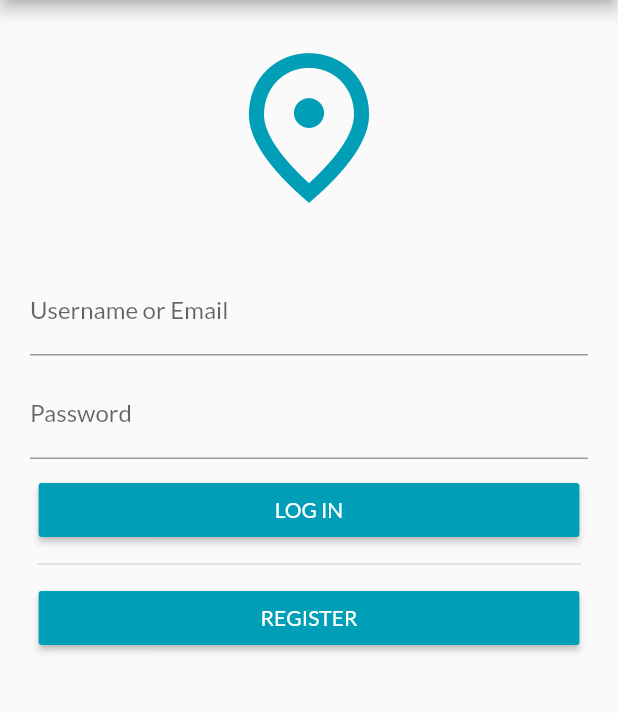
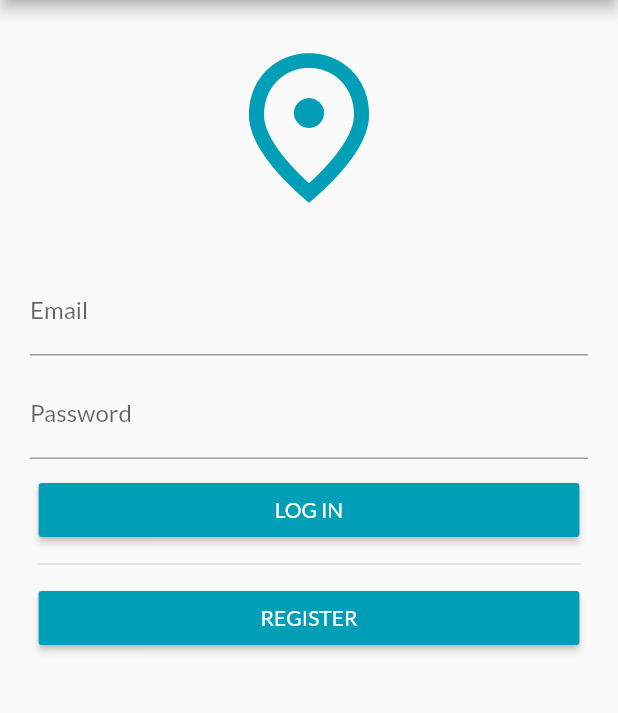
Before and after one commit to MikeGonzaBar/Aplicaciones-Moviles-Proyecto-PinPoint, a Flutter app: the screen it shows after launch, on a phone screen of 412 x 824 dp, the part 84-797 px from its top. Run offline on Flutter 3.47's test engine with Material 2 defaults, Android fonts, the phone set to English and light mode, and no system bars; our stand-ins replace google_fonts.

Commit message:
feat: added register page

```diff
--- a/lib/pages/login.dart
+++ b/lib/pages/login.dart
@@ -1,5 +1,6 @@
 import 'package:flutter/material.dart';
 import 'package:pinpoint/pages/main_page.dart';
+import 'package:pinpoint/pages/register.dart';
 
 class LoginPage extends StatelessWidget {
   const LoginPage({super.key});
@@ -18,8 +19,8 @@ class LoginPage extends StatelessWidget {
           width: MediaQuery.of(context).size.width,
           child: Column(
             children: [
-              Padding(
-                padding: const EdgeInsets.all(25.0),
+              const Padding(
+                padding: EdgeInsets.all(25.0),
                 child: Icon(
                   Icons.place_outlined,
                   color: Color(0xFF009fb7),
@@ -30,10 +31,10 @@ class LoginPage extends StatelessWidget {
                 padding: const EdgeInsets.only(top: 8.0, left: 20, right: 20),
                 child: TextField(
                   controller: usrController,
-                  decoration: InputDecoration(
-                    labelText: "Username or Email",
-                    border: const UnderlineInputBorder(),
-                    focusedBorder: const OutlineInputBorder(),
+                  decoration: const InputDecoration(
+                    labelText: "Email",
+                    border: UnderlineInputBorder(),
+                    focusedBorder: OutlineInputBorder(),
                   ),
                 ),
               ),
@@ -45,10 +46,10 @@ class LoginPage extends StatelessWidget {
                   obscureText: true,
                   enableSuggestions: false,
                   autocorrect: false,
-                  decoration: InputDecoration(
+                  decoration: const InputDecoration(
                     labelText: "Password",
-                    border: const UnderlineInputBorder(),
-                    focusedBorder: const OutlineInputBorder(),
+                    border: UnderlineInputBorder(),
+                    focusedBorder: OutlineInputBorder(),
                   ),
                 ),
               ),
@@ -58,13 +59,13 @@ class LoginPage extends StatelessWidget {
                     ..pop()
                     ..push(
                       MaterialPageRoute(
-                        builder: (context) => MainPage(),
+                        builder: (context) => const MainPage(),
                       ),
                     );
                 },
-                color: Color(0xFF009fb7),
+                color: const Color(0xFF009fb7),
                 minWidth: (MediaQuery.of(context).size.width / 8) * 7,
-                child: Text(
+                child: const Text(
                   "LOG IN",
                   style: TextStyle(color: Colors.white),
                 ),
@@ -78,10 +79,19 @@ class LoginPage extends StatelessWidget {
                 ),
               ),
               MaterialButton(
-                onPressed: () {},
-                color: Color(0xFF009fb7),
+                onPressed: () {
+                  Navigator.of(context)
+                    ..pop()
+                    ..push(
+                      MaterialPageRoute(
+                        builder: (context) => const RegsiterPage(),
+                      ),
+                    );
+                },
+                color: const Color(0xFF009fb7),
                 minWidth: (MediaQuery.of(context).size.width / 8) * 7,
-                child: Text("REGISTER", style: TextStyle(color: Colors.white)),
+                child: const Text("REGISTER",
+                    style: TextStyle(color: Colors.white)),
               ),
             ],
           ),
```
Also changed, not shown: lib/pages/register.dart (added, +106 -0 lines).
